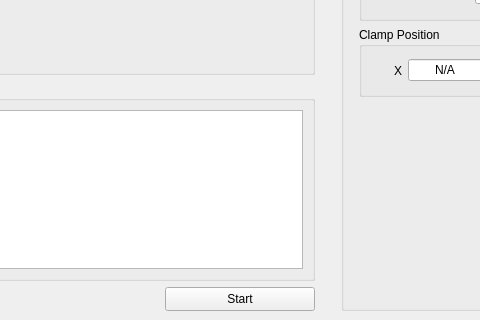
Before: the Qt Designer form mainwindow.ui in MiguelFerrerF/robotArmApp, drawn with Qt 5; both pictures show x 282 to 762 and y 413 to 733 of the 1064 by 733 pixel window.
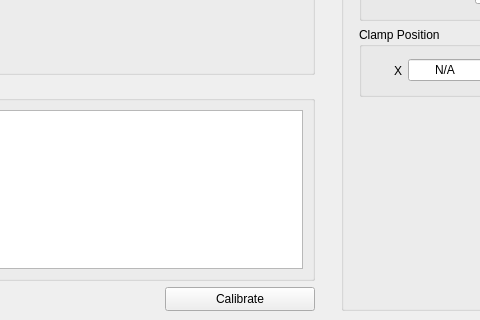
After: the same form once the commit is applied.

What changed in the file:
```diff
--- a/mainwindow.ui
+++ b/mainwindow.ui
@@ -211,7 +211,7 @@
        </size>
       </property>
       <property name="text">
-       <string>Start</string>
+       <string>Calibrate</string>
       </property>
      </widget>
     </item>
```
Left out of the diff: 4 changed lines with no effect on the pictures.
